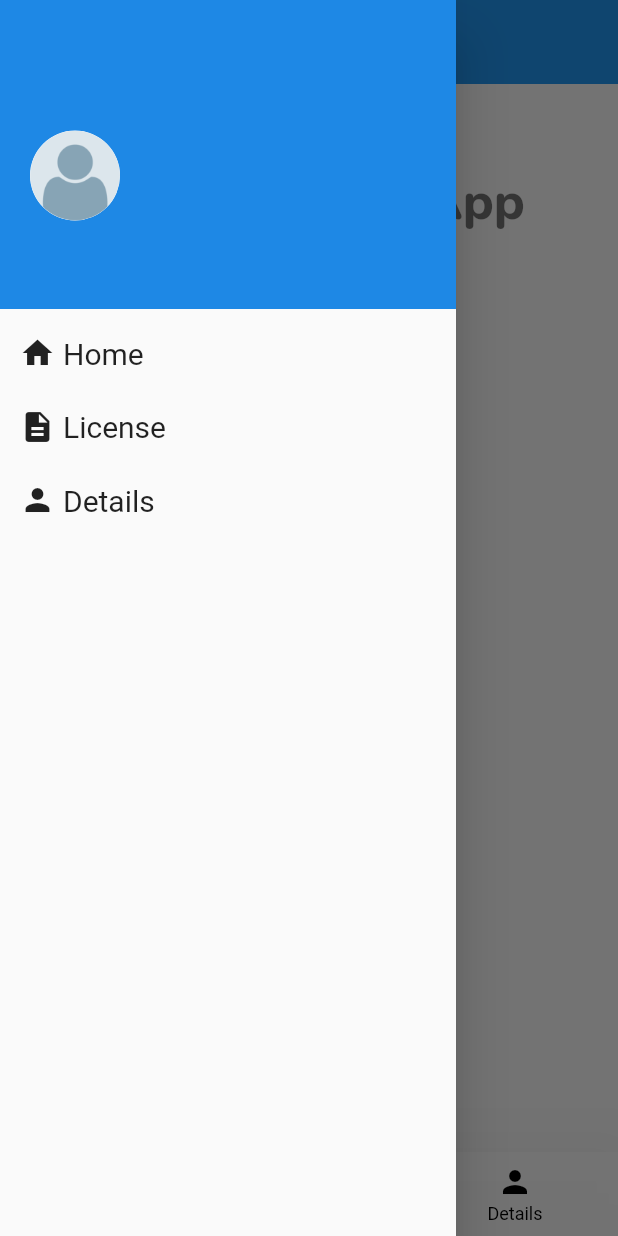
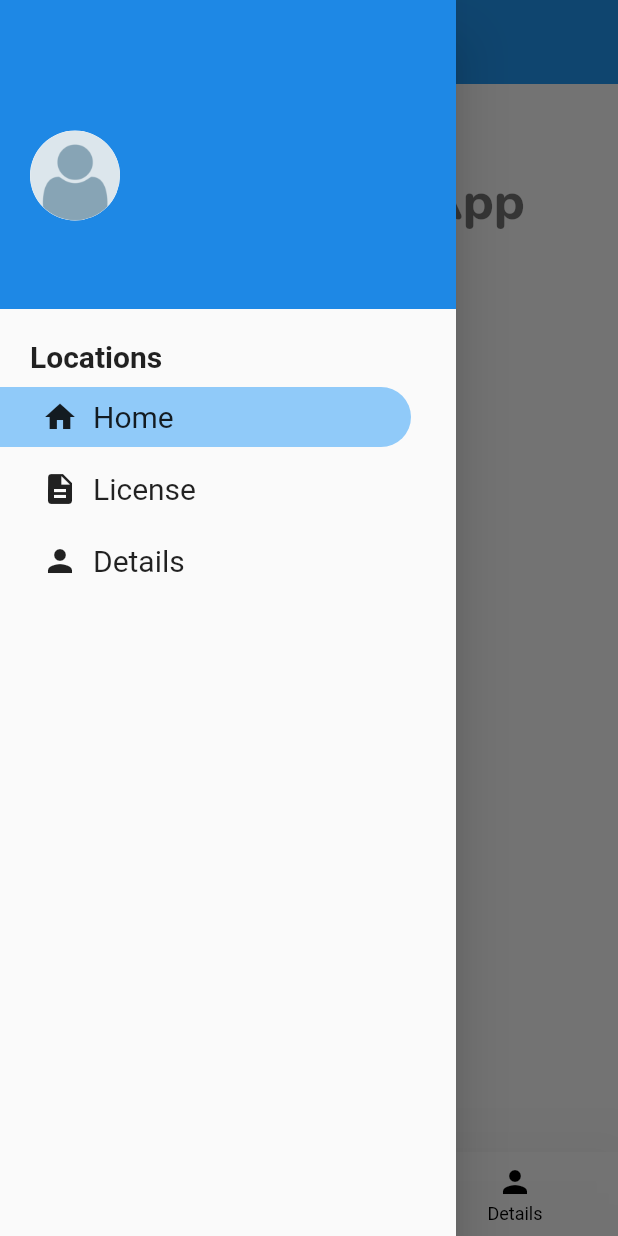
Before and after one commit to SushantSangle/firebase_auth_flutter, a Flutter app: the screen it shows once a user with an empty profile is signed in, with the side drawer open, on a phone screen of 412 x 824 dp. Run offline on Flutter 3.47's test engine with Material 2 defaults, Android fonts, the phone set to English and light mode, and no system bars; our stand-ins replace cloud_firestore, firebase_auth, firebase_core, webview_flutter; accounts and stored records are empty.

Commit message:
Refactoring done, feat: drawer current color implemented

```diff
--- a/lib/common_components/application_drawer.dart
+++ b/lib/common_components/application_drawer.dart
@@ -1,9 +1,9 @@
 import 'package:firebase_auth_flutter/ui/LoginPage.dart';
 import 'package:firebase_auth_flutter/util/firebase_helper.dart';
 import 'package:flutter/material.dart';
-import 'package:firebase_auth_flutter/ui/home_page.dart';
-import 'package:firebase_auth_flutter/ui/details_page.dart';
-import 'package:firebase_auth_flutter/ui/lisense_view.dart';
+import 'package:firebase_auth_flutter/ui/pages/home_page.dart';
+import 'package:firebase_auth_flutter/ui/pages/details_page.dart';
+import 'package:firebase_auth_flutter/ui/pages/license_view.dart';
 
 class AppDrawer extends StatelessWidget {
 
@@ -13,10 +13,13 @@ class AppDrawer extends StatelessWidget {
     'License' : 0,
   };
   Function pageChangeFunction;
-  AppDrawer([this.pageChangeFunction]);
+  String currentPage;
+  AppDrawer([this.pageChangeFunction,this.currentPage]);
 
   @override
-  Widget build(BuildContext context) => Drawer(
+  Widget build(BuildContext context) {
+    print('page from drawer: $currentPage');
+    return Drawer(
       semanticLabel: 'Application Drawer',
       child: Column(
         mainAxisAlignment: MainAxisAlignment.start,
@@ -64,12 +67,19 @@ class AppDrawer extends StatelessWidget {
           Expanded(
               flex : 12,
               child: SingleChildScrollView(
-              child: Container(
-                  padding: EdgeInsets.all(5),
                 child: Column(
                   mainAxisAlignment: MainAxisAlignment.start,
                   crossAxisAlignment: CrossAxisAlignment.start,
                   children: [
+                    Container(
+                      padding: EdgeInsets.fromLTRB(20,20,5,5),
+                      child: Text(
+                        'Locations',
+                        style: Theme.of(context).textTheme.headline6.copyWith(
+                          fontWeight: FontWeight.bold,
+                        ),
+                      ),
+                    ),
                     drawerEntry(
                       context,
                       title: 'Home',
@@ -88,17 +98,19 @@ class AppDrawer extends StatelessWidget {
                       pageConstructor: DetailsPage(),
                     ),
                   ],
-                  )
                 ),
               )
           ),
         ],
       ),
     );
+  }
 
 
   Widget drawerEntry(BuildContext context,{String title, IconData icon, pageConstructor,onPressed}) =>
-    TextButton(
+    Container(
+      padding: EdgeInsets.fromLTRB(0, 0, 30, 0),
+      child: TextButton(
         onPressed: pageChangeFunction != null ?
           () {
             pageChangeFunction(drawerMap[title]);
@@ -111,6 +123,19 @@ class AppDrawer extends StatelessWidget {
             ),
           );
         },
+        style: ButtonStyle(
+          backgroundColor:
+            MaterialStateProperty.all(title == currentPage ? Colors.blue[200] : Theme.of(context).canvasColor),
+              shape : MaterialStateProperty.all(
+                RoundedRectangleBorder(
+                  borderRadius: BorderRadius.horizontal(right: Radius.circular(50
+                )
+              )
+            )
+          ),
+        ),
+        child: Padding(
+          padding: const EdgeInsets.fromLTRB(20,0,0,0),
           child: Row(
               mainAxisAlignment: MainAxisAlignment.start,
               crossAxisAlignment: CrossAxisAlignment.center,
@@ -121,7 +146,7 @@ class AppDrawer extends StatelessWidget {
                   size: Theme.of(context).textTheme.headline6.height,
                 ),
                 Container(
-              padding: EdgeInsets.all(5),
+                  padding: EdgeInsets.fromLTRB(10,0,0,0),
                   child: Text(
                     title,
                     style: Theme.of(context).textTheme.headline6.copyWith(fontWeight: FontWeight.normal),
@@ -129,5 +154,7 @@ class AppDrawer extends StatelessWidget {
                 ),
               ]
           ),
+        ),
+      ),
     );
 }
--- a/lib/ui/LoadingPage.dart
+++ b/lib/ui/LoadingPage.dart
@@ -1,4 +1,4 @@
-import 'package:firebase_auth_flutter/ui/home_page.dart';
+import 'package:firebase_auth_flutter/ui/pages/home_page.dart';
 import 'package:flutter/material.dart';
 import 'LoginPage.dart';
 import 'package:firebase_auth_flutter/util/firebase_helper.dart';
--- a/lib/ui/LoginPage.dart
+++ b/lib/ui/LoginPage.dart
@@ -1,5 +1,5 @@
 import 'package:firebase_auth_flutter/common_components/simple_dialogue_box.dart';
-import 'package:firebase_auth_flutter/ui/home_page.dart';
+import 'package:firebase_auth_flutter/ui/pages/home_page.dart';
 import 'package:firebase_auth_flutter/util/firebase_helper.dart';
 import 'package:firebase_auth_flutter/util/loading_notifier.dart';
 import 'package:flutter/cupertino.dart';
--- a/lib/ui/main_page_view.dart
+++ b/lib/ui/main_page_view.dart
@@ -1,6 +1,6 @@
-import 'package:firebase_auth_flutter/ui/details_page.dart';
-import 'package:firebase_auth_flutter/ui/home_page.dart';
-import 'package:firebase_auth_flutter/ui/lisense_view.dart';
+import 'package:firebase_auth_flutter/ui/pages/details_page.dart';
+import 'package:firebase_auth_flutter/ui/pages/home_page.dart';
+import 'package:firebase_auth_flutter/ui/pages/license_view.dart';
 import 'package:flutter/material.dart';
 import 'package:firebase_auth_flutter/common_components/application_drawer.dart';
 
@@ -15,11 +15,11 @@ class _MainPageViewState extends State<MainPageView> {
   GlobalKey _pageViewKey = GlobalKey();
   PageController _pageViewController;
   int _currentPage = 1;
-  static const _availablePages = [
-    'License',
-    'Home',
-    'Details',
-  ];
+  static const _availablePages = {
+    0 : 'License',
+    1 : 'Home',
+    2 : 'Details',
+  };
 
   @override
   void initState() {
@@ -37,7 +37,7 @@ class _MainPageViewState extends State<MainPageView> {
         title: Text(_availablePages[_currentPage]),
         elevation: 0,
       ),
-      drawer: AppDrawer(goToPage),
+      drawer: AppDrawer(goToPage,_availablePages[_currentPage]),
       body: PageView(
         key: _pageViewKey,
         controller: _pageViewController,
--- a/lib/ui/details_page.dart
+++ b/lib/ui/pages/details_page.dart
@@ -7,7 +7,7 @@ import 'package:flutter/rendering.dart';
 import 'package:provider/provider.dart';
 import 'package:firebase_auth_flutter/common_components/application_drawer.dart';
 
-import 'LoginPage.dart';
+import '../LoginPage.dart';
 
 class DetailsPage extends StatefulWidget {
   @override
--- a/lib/ui/home_page.dart
+++ b/lib/ui/pages/home_page.dart
@@ -1,6 +1,5 @@
 import 'package:firebase_auth_flutter/util/firebase_helper.dart';
 import 'package:flutter/material.dart';
-import 'package:firebase_auth_flutter/common_components/application_drawer.dart';
 
 class HomePage extends StatelessWidget {
   HomePage(): super();
--- a/lib/ui/lisense_view.dart
+++ b/lib/ui/pages/license_view.dart
@@ -1,4 +1,3 @@
-import 'package:firebase_auth_flutter/common_components/application_drawer.dart';
 import 'package:firebase_auth_flutter/util/loading_notifier.dart';
 import 'package:flutter/material.dart';
 import 'package:provider/provider.dart';
```
Also changed, not shown: lib/util/user_model.dart (added). Lines whose indentation alone changed are shown as unchanged.
